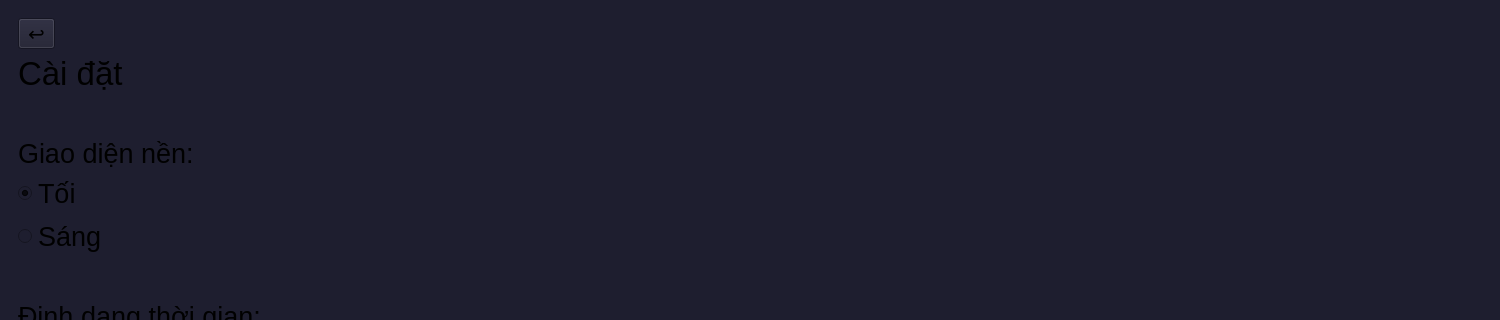
First picture: the form in mainwindow.ui, repository giabao070804/Qt-Weather-UI, before the edit; both pictures show x 0 to 1500 and y 0 to 320 of the 1500 by 636 pixel window.
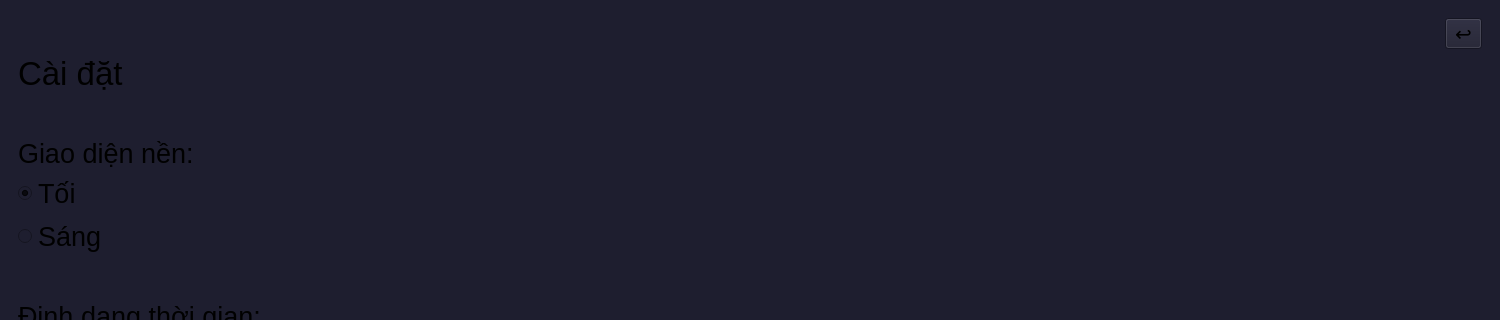
Second picture: the form after the edit. The open tabs and pages were chosen to show the change. Icons and pictures are not drawn.

Commit message: sửa lỗi khi port lên win 3

What changed in the file:
```diff
--- a/mainwindow.ui
+++ b/mainwindow.ui
@@ -349,6 +349,21 @@
         <item>
          <layout class="QVBoxLayout" name="verticalLayout_2">
           <item>
+           <layout class="QHBoxLayout" name="horizontalLayout_4">
+            <item>
+             <spacer name="horizontalSpacer">
+              <property name="orientation">
+               <enum>Qt::Horizontal</enum>
+              </property>
+              <property name="sizeHint" stdset="0">
+               <size>
+                <width>40</width>
+                <height>20</height>
+               </size>
+              </property>
+             </spacer>
+            </item>
+            <item>
            <widget class="QToolButton" name="settingButton2">
             <property name="font">
              <font>
@@ -362,6 +377,8 @@
              <string>↩</string>
             </property>
            </widget>
+            </item>
+           </layout>
           </item>
           <item>
            <widget class="QLabel" name="label">
```
Left out of the diff: 9 changed lines with no effect on the pictures. Lines whose indentation alone changed are shown as unchanged. The commit also changes 2 other files.
